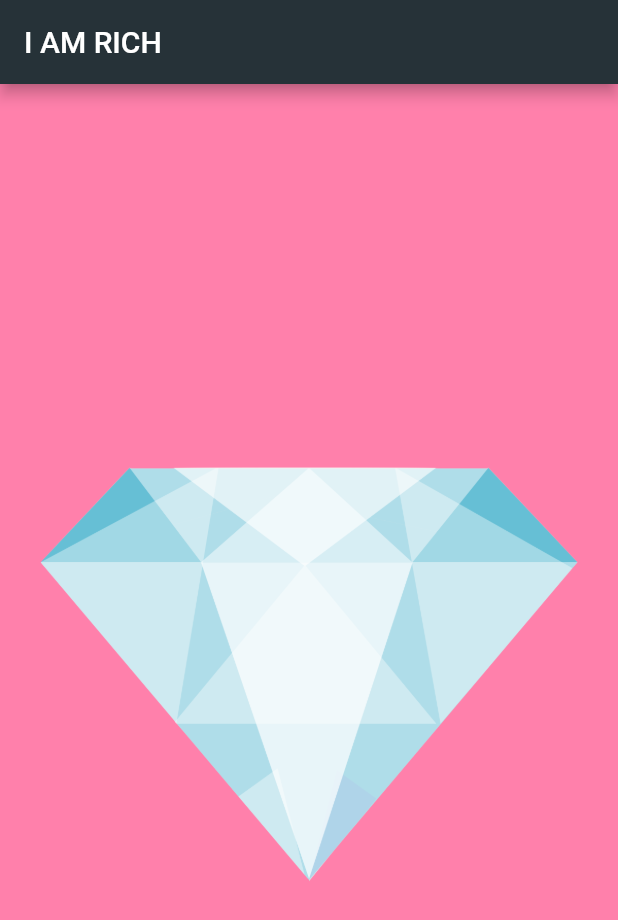
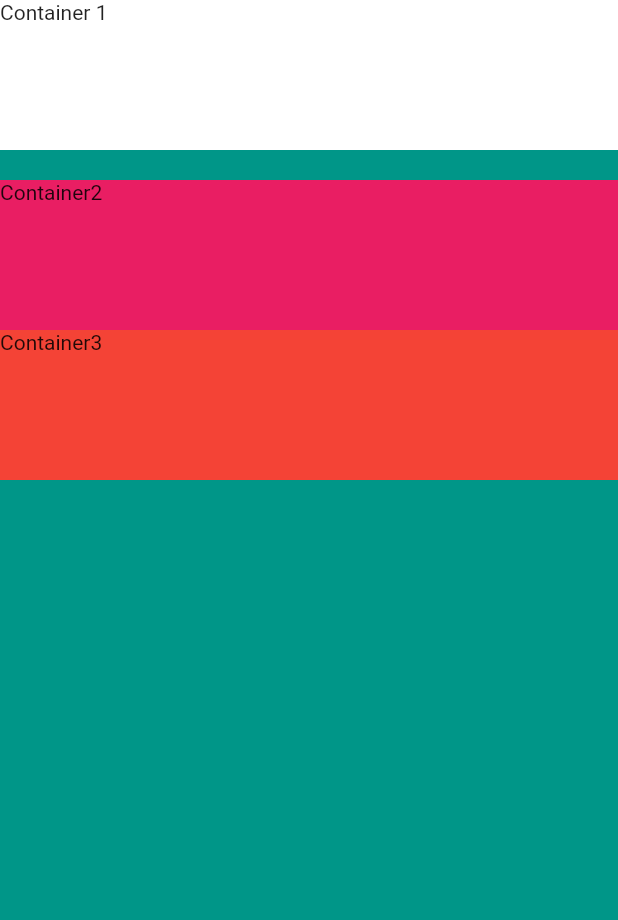
Before and after one commit to Feijai/flutterApp, a Flutter app: the screen it shows after launch, on a phone screen of 412 x 824 dp. Shown: the top 920 px of the screen. Run offline on Flutter 3.47's test engine with Material 2 defaults, Android fonts, the phone set to English and light mode, and no system bars.

Commit message:
課程＋筆記

```diff
--- a/lib/main.dart
+++ b/lib/main.dart
@@ -1,18 +1,52 @@
 import 'package:flutter/material.dart';
 
 void main() {
-  runApp(
-    MaterialApp(
+  runApp(MyApp());
+}
+
+class MyApp extends StatelessWidget {
+  @override
+  Widget build(BuildContext context) {
+    return MaterialApp(
       home: Scaffold(
-        backgroundColor: Colors.pinkAccent[100],
-        appBar: AppBar(
-          title: Text('I AM RICH'),
-          backgroundColor: Colors.blueGrey[900],
-        ),
-        body: Center(
-          child: Image(image: AssetImage('assets/diamond.png')),
+        backgroundColor: Colors.teal,
+        body: SafeArea(
+          child: Column( // Row 也可以試試
+            // mainAxisSize: MainAxisSize.min, // 主軸對齊
+            // verticalDirection: VerticalDirection.up, // 對齊方式 類似flex-direction
+            // mainAxisAlignment: MainAxisAlignment.spaceEvenly, // 對齊方式
+            // crossAxisAlignment: CrossAxisAlignment.end, // children 為基準對其
+            crossAxisAlignment: CrossAxisAlignment.stretch, // stretch 會直接填滿
+            children: <Widget>[
+              Container(
+                height: 100.0,
+                // width: 100.0,
+                // margin: EdgeInsets.only(left: 50),
+                // padding: EdgeInsets.all(20.0),
+                color: Colors.white,
+                child: Text('Container 1'),
+              ),
+              SizedBox(height:20), // 撐開
+              Container(
+                // width: 300.0,
+                height: 100.0,
+                color: Colors.pink,
+                child: Text('Container2'),
+              ),
+              Container(
+                // width: 100.0,
+                height: 100.0,
+                color: Colors.red,
+                child: Text('Container3'),
+              ),
+              // Container(
+              //   width: double.infinity,
+              //   height: 10.0,
+              // )
+            ],
+          ),
         ),
       ),
-    ),
-  );
+    );
+  }
 }
```
